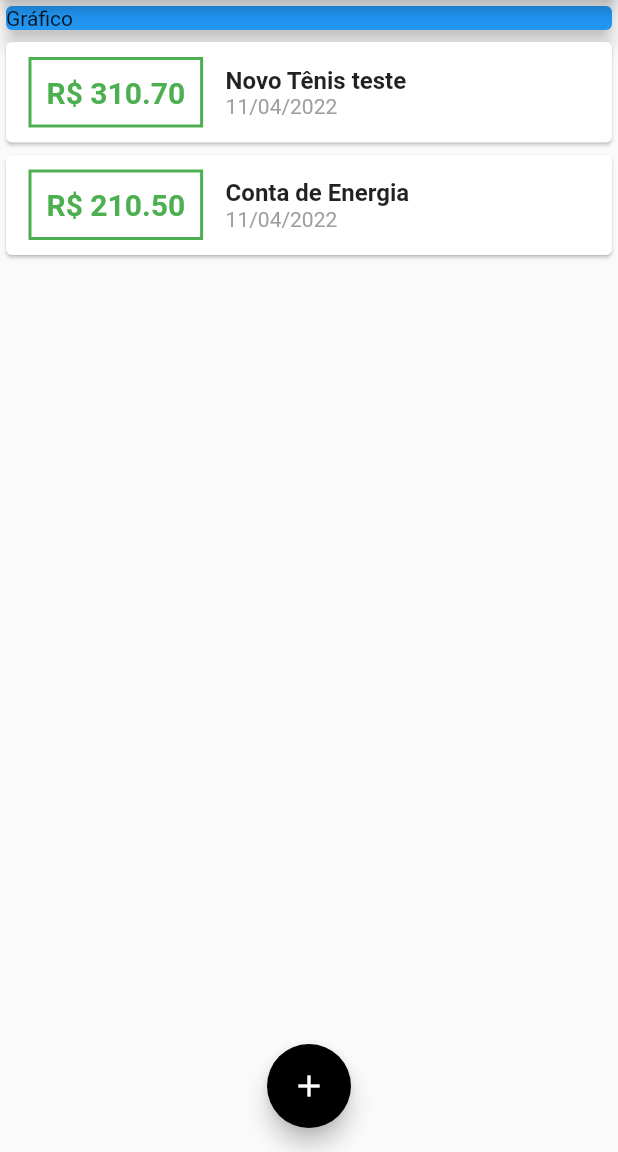
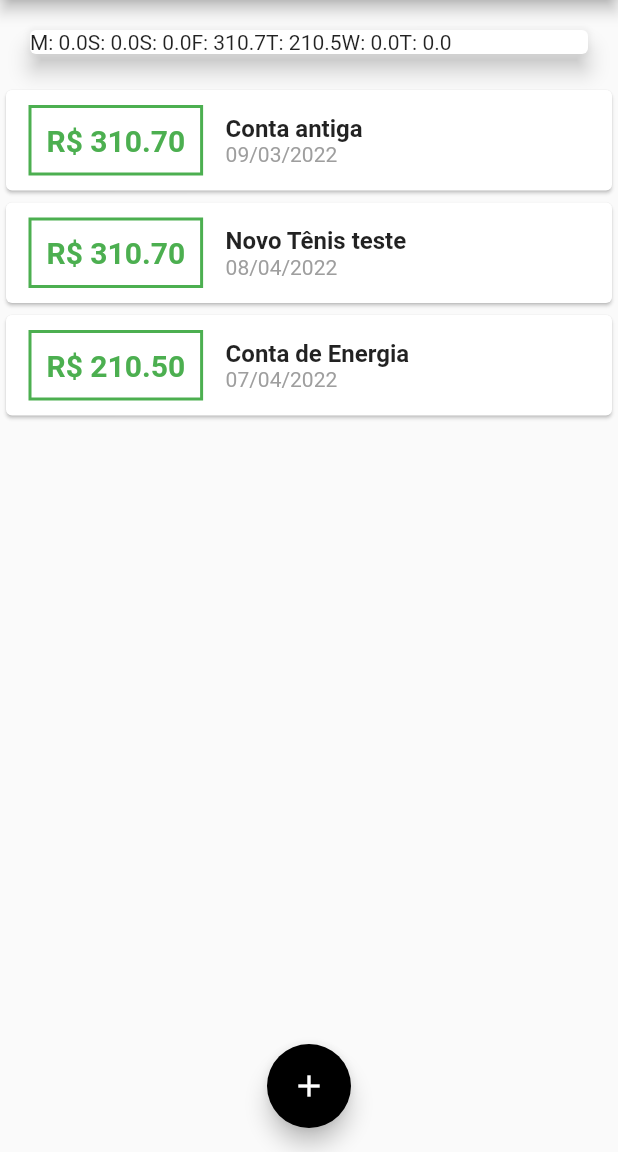
Before and after one commit to jacksonAbrao/expenses, a Flutter app: the screen it shows after launch, on a phone screen of 412 x 824 dp, the part 84-1236 px from its top. Run offline on Flutter 3.47's test engine with Material 2 defaults, Android fonts, the phone set to English and light mode, and no system bars.

Commit message:
pausa para o almoço

```diff
--- /dev/null
+++ b/lib/components/chart.dart
@@ -0,0 +1,50 @@
+// ignore_for_file: use_key_in_widget_constructors
+
+import 'package:flutter/material.dart';
+import "package:intl/intl.dart";
+import "../models/transaction.dart";
+
+class Chart extends StatelessWidget {
+  const Chart(this.recentTransaction);
+
+  final List<Transaction> recentTransaction;
+
+  List<Map<String, Object>> get groupedTransactions {
+    return List.generate(7, (index) {
+      final weekDay = DateTime.now().subtract(
+        Duration(days: index),
+      );
+
+      double totalSum = 0.0;
+
+      for (var i = 0; i < recentTransaction.length; i++) {
+        bool sameDay = recentTransaction[i].date.day == weekDay.day;
+        bool sameMonth = recentTransaction[i].date.month == weekDay.month;
+        bool sameYear = recentTransaction[i].date.year == weekDay.year;
+
+        if (sameYear && sameMonth && sameDay) {
+          totalSum += recentTransaction[i].value;
+        }
+      }
+
+      return {
+        "day": DateFormat.E().format(weekDay)[0],
+        "value": totalSum,
+      };
+    });
+  }
+
+  @override
+  Widget build(BuildContext context) {
+    groupedTransactions;
+    return Card(
+      elevation: 6,
+      margin: const EdgeInsets.all(20),
+      child: Row(
+        children: groupedTransactions.map((tr) {
+          return Text("${tr["day"]}: ${tr["value"]}");
+        }).toList(),
+      ),
+    );
+  }
+}
--- /dev/null
+++ b/lib/components/chart_bar.dart
@@ -0,0 +1,10 @@
+import 'package:flutter/material.dart';
+
+class ChartBar extends StatelessWidget {
+  const ChartBar({Key? key}) : super(key: key);
+
+  @override
+  Widget build(BuildContext context) {
+    return Container();
+  }
+}
--- a/lib/main.dart
+++ b/lib/main.dart
@@ -1,11 +1,13 @@
 // ignore_for_file: prefer_const_constructors, sized_box_for_whitespace, use_key_in_widget_constructors, avoid_unnecessary_containers
 
+import 'package:expenses/components/chart.dart';
 import 'package:expenses/components/transaction_form.dart';
 import "package:flutter/material.dart";
 import 'dart:math';
 import 'components/transaction_form.dart';
 import 'components/transaction_list.dart';
 import 'models/transaction.dart';
+import 'components/chart.dart';
 
 main() => runApp(ExpensesApp());
 
@@ -48,16 +50,29 @@ class MyHomePage extends StatefulWidget {
 class _MyHomePageState extends State<MyHomePage> {
   final List<Transaction> _transactions = [
     Transaction(
+        id: "t0",
+        title: "Conta antiga",
+        value: 310.70,
+        date: DateTime.now().subtract(Duration(days: 33))),
+    Transaction(
         id: "t1",
         title: "Novo Tênis teste",
         value: 310.70,
-        date: DateTime.now()),
+        date: DateTime.now().subtract(Duration(days: 3))),
     Transaction(
         id: "t2",
         title: "Conta de Energia",
         value: 210.50,
-        date: DateTime.now()),
+        date: DateTime.now().subtract(Duration(days: 4))),
   ];
+
+  List<Transaction> get _recentTransactions {
+    return _transactions.where((tr) {
+      return tr.date.isAfter(DateTime.now().subtract(
+        Duration(days: 7),
+      ));
+    }).toList();
+  }
 
   _addTransaction(String title, double value) {
     final newTransaction = Transaction(
@@ -98,14 +113,7 @@ class _MyHomePageState extends State<MyHomePage> {
           child: Column(
         crossAxisAlignment: CrossAxisAlignment.stretch,
         children: <Widget>[
-          Container(
-            width: double.infinity,
-            child: Card(
-              color: Colors.blue,
-              child: Text("Gráfico"),
-              elevation: 5,
-            ),
-          ),
+          Chart(_recentTransactions),
           TransactionList(_transactions),
         ],
       )),
```
